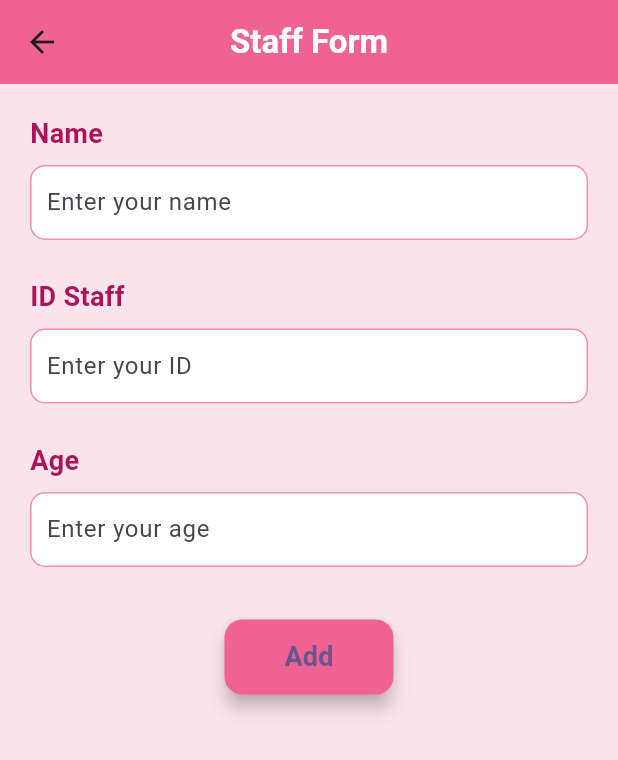
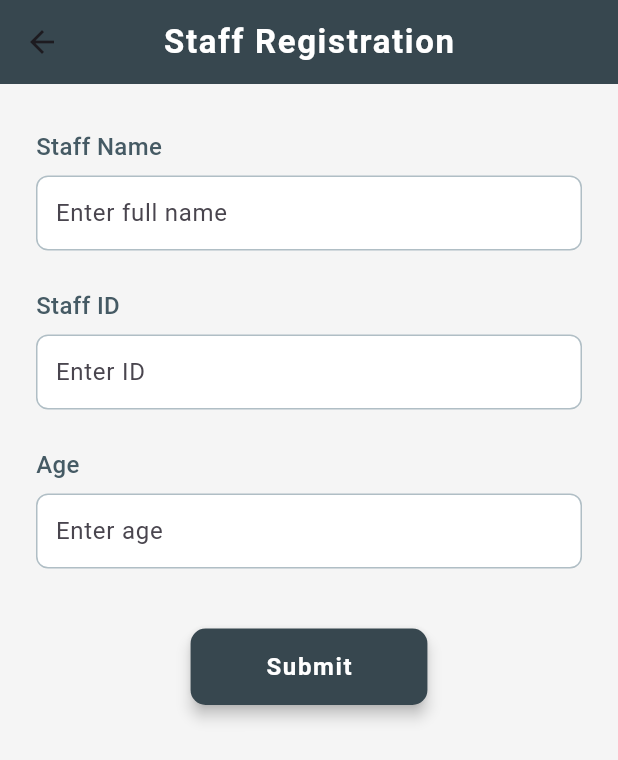
Before and after one commit to sabrinaxxxx/lab_test_izzati, a Flutter app: the screen it shows after launch, after a tap on the "add" icon, on a phone screen of 412 x 824 dp. Shown: the top 760 px of the screen. Run offline on Flutter 3.47's test engine with Material 3 defaults, Android fonts, the phone set to English and light mode, and no system bars; our stand-ins replace cloud_firestore, firebase_core, fluttertoast, random_string; accounts and stored records are empty.

Commit message:
Refactor staff creation and list pages for improved UI and performance

```diff
--- a/lib/pages/staff_creation_page.dart
+++ b/lib/pages/staff_creation_page.dart
@@ -22,17 +22,11 @@ class _StaffState extends State<Staff> with SingleTickerProviderStateMixin {
   @override
   void initState() {
     super.initState();
-
     _animationController = AnimationController(
       vsync: this,
-      duration: Duration(milliseconds: 800),
+      duration: const Duration(milliseconds: 600),
     );
-
-    _fadeAnimation = Tween<double>(
-      begin: 0,
-      end: 1,
-    ).animate(_animationController);
-
+    _fadeAnimation = Tween<double>(begin: 0, end: 1).animate(_animationController);
     _animationController.forward();
   }
 
@@ -48,60 +42,52 @@ class _StaffState extends State<Staff> with SingleTickerProviderStateMixin {
   @override
   Widget build(BuildContext context) {
     return Scaffold(
-      backgroundColor: Colors.pink.shade50,
+      backgroundColor: Colors.grey.shade100,
       appBar: AppBar(
-        backgroundColor: Colors.pink.shade300,
+        backgroundColor: Colors.blueGrey.shade800,
         centerTitle: true,
         title: const Text(
-          "Staff Form",
-          style: TextStyle(color: Colors.white, fontWeight: FontWeight.bold),
+          "Staff Registration",
+          style: TextStyle(
+            color: Colors.white,
+            fontWeight: FontWeight.w600,
+            letterSpacing: 1.1,
+          ),
         ),
       ),
       body: FadeTransition(
         opacity: _fadeAnimation,
         child: SingleChildScrollView(
           child: Padding(
-            padding: const EdgeInsets.all(20.0),
+            padding: const EdgeInsets.symmetric(horizontal: 24.0, vertical: 30),
             child: Form(
               key: _formKey,
               child: Column(
                 crossAxisAlignment: CrossAxisAlignment.start,
                 children: [
                   buildTextField(
-                    "Name",
-                    "Enter your name",
-                    nameController,
-                    validator: (value) {
-                      if (value == null || value.isEmpty) {
-                        return 'Name is required';
-                      }
-                      return null;
-                    },
+                    label: "Staff Name",
+                    hint: "Enter full name",
+                    controller: nameController,
+                    validator: (value) =>
+                        value == null || value.isEmpty ? 'Name is required' : null,
                   ),
-
                   const SizedBox(height: 25),
                   buildTextField(
-                    "ID Staff",
-                    "Enter your ID",
-                    idController,
-                    validator: (value) {
-                      if (value == null || value.length < 3) {
-                        return 'ID must be at least 3 characters';
-                      }
-                      return null;
-                    },
+                    label: "Staff ID",
+                    hint: "Enter ID",
+                    controller: idController,
+                    validator: (value) =>
+                        value == null || value.length < 3 ? 'ID must be at least 3 characters' : null,
                   ),
-
                   const SizedBox(height: 25),
                   buildTextField(
-                    "Age",
-                    "Enter your age",
-                    ageController,
+                    label: "Age",
+                    hint: "Enter age",
+                    controller: ageController,
                     keyboard: TextInputType.number,
                     validator: (value) {
-                      if (value == null || value.isEmpty) {
-                        return 'Age is required';
-                      }
+                      if (value == null || value.isEmpty) return 'Age is required';
                       int? age = int.tryParse(value);
                       if (age == null || age < 18 || age > 65) {
                         return 'Age must be between 18 and 65';
@@ -109,41 +95,35 @@ class _StaffState extends State<Staff> with SingleTickerProviderStateMixin {
                       return null;
                     },
                   ),
-
-                  const SizedBox(height: 35),
+                  const SizedBox(height: 40),
                   Center(
                     child: ElevatedButton(
                       style: ElevatedButton.styleFrom(
-                        backgroundColor: Colors.pink.shade300,
-                        padding: const EdgeInsets.symmetric(
-                          horizontal: 40,
-                          vertical: 12,
+                        backgroundColor: Colors.blueGrey.shade800,
+                        padding: const EdgeInsets.symmetric(horizontal: 50, vertical: 14),
+                        shape: RoundedRectangleBorder(
+                          borderRadius: BorderRadius.circular(10),
                         ),
-                        shape: RoundedRectangleBorder(
-                          borderRadius: BorderRadius.circular(12),
-                        ),
-                        elevation: 5,
+                        elevation: 4,
                       ),
                       onPressed: () async {
                         if (_formKey.currentState!.validate()) {
-                          // ignore: non_constant_identifier_names
-                          String Id = randomAlphaNumeric(10);
-
-                          Map<String, dynamic> staffInfoMap = {
+                          String randomId = randomAlphaNumeric(10);
+                          Map<String, dynamic> staffData = {
                             "Name": nameController.text.trim(),
                             "ID Staff": idController.text.trim(),
                             "Age": ageController.text.trim(),
-                            "Id": Id,
+                            "Id": randomId,
                           };
 
                           await DatabaseMethods()
-                              .addStaffDetails(staffInfoMap, Id)
-                              .then((value) {
+                              .addStaffDetails(staffData, randomId)
+                              .then((_) {
                             Fluttertoast.showToast(
-                                  msg: "Staff details uploaded successfully.",
+                              msg: "Staff record added successfully.",
                               toastLength: Toast.LENGTH_SHORT,
                               gravity: ToastGravity.BOTTOM,
-                                  backgroundColor: Colors.green.shade600,
+                              backgroundColor: Colors.green.shade700,
                               textColor: Colors.white,
                               fontSize: 16.0,
                             );
@@ -154,10 +134,12 @@ class _StaffState extends State<Staff> with SingleTickerProviderStateMixin {
                         }
                       },
                       child: const Text(
-                        "Add",
+                        "Submit",
                         style: TextStyle(
-                          fontSize: 18,
-                          fontWeight: FontWeight.bold,
+                          fontSize: 16,
+                          fontWeight: FontWeight.w600,
+                          letterSpacing: 1.1,
+                          color: Colors.white,
                         ),
                       ),
                     ),
@@ -171,10 +153,10 @@ class _StaffState extends State<Staff> with SingleTickerProviderStateMixin {
     );
   }
 
-  Widget buildTextField(
-    String label,
-    String hint,
-    TextEditingController controller, {
+  Widget buildTextField({
+    required String label,
+    required String hint,
+    required TextEditingController controller,
     TextInputType keyboard = TextInputType.text,
     String? Function(String?)? validator,
   }) {
@@ -184,27 +166,27 @@ class _StaffState extends State<Staff> with SingleTickerProviderStateMixin {
         Text(
           label,
           style: TextStyle(
-            color: Colors.pink.shade800,
-            fontSize: 18.0,
-            fontWeight: FontWeight.bold,
+            color: Colors.blueGrey.shade700,
+            fontSize: 16.0,
+            fontWeight: FontWeight.w500,
           ),
         ),
         const SizedBox(height: 8),
         Container(
-          padding: const EdgeInsets.symmetric(horizontal: 10),
+          padding: const EdgeInsets.symmetric(horizontal: 12),
           decoration: BoxDecoration(
             color: Colors.white,
-            border: Border.all(color: Colors.pink.shade200),
-            borderRadius: BorderRadius.circular(10),
+            border: Border.all(color: Colors.blueGrey.shade200),
+            borderRadius: BorderRadius.circular(8),
           ),
           child: TextFormField(
             controller: controller,
             keyboardType: keyboard,
+            validator: validator,
             decoration: InputDecoration(
+              hintText: hint,
               border: InputBorder.none,
-              hintText: hint,
             ),
-            validator: validator,
           ),
         ),
       ],
--- a/lib/pages/staff_list_page.dart
+++ b/lib/pages/staff_list_page.dart
@@ -24,7 +24,7 @@ class _HomeState extends State<Home> with SingleTickerProviderStateMixin {
   void initState() {
     getOnTheLoad();
     _animationController =
-        AnimationController(vsync: this, duration: Duration(milliseconds: 800));
+        AnimationController(vsync: this, duration: const Duration(milliseconds: 600));
     _fadeAnimation = Tween<double>(begin: 0, end: 1).animate(_animationController);
     _animationController.forward();
     super.initState();
@@ -43,30 +43,30 @@ class _HomeState extends State<Home> with SingleTickerProviderStateMixin {
                     DocumentSnapshot ds = snapshot.data.docs[index];
 
                     return Container(
-                      margin: const EdgeInsets.only(bottom: 20.0),
+                      margin: const EdgeInsets.only(bottom: 16.0),
                       child: Material(
-                        elevation: 5,
-                        borderRadius: BorderRadius.circular(15),
+                        elevation: 4,
+                        borderRadius: BorderRadius.circular(12),
                         child: Container(
                           padding: const EdgeInsets.all(20),
-                          width: MediaQuery.of(context).size.width,
                           decoration: BoxDecoration(
-                            color: Colors.pink.shade100,
-                            borderRadius: BorderRadius.circular(15),
+                            color: Colors.grey.shade50,
+                            borderRadius: BorderRadius.circular(12),
+                            border: Border.all(color: Colors.blueGrey.shade100),
                           ),
                           child: Column(
                             crossAxisAlignment: CrossAxisAlignment.start,
                             children: [
-                              // Name + Edit/Delete buttons
+                              // Name + Buttons
                               Row(
                                 mainAxisAlignment: MainAxisAlignment.spaceBetween,
                                 children: [
                                   Expanded(
                                     child: Text(
-                                      "Name : ${ds["Name"]}",
+                                      "Name: ${ds["Name"]}",
                                       style: TextStyle(
-                                        color: Colors.pink.shade900,
-                                        fontSize: 18.0,
+                                        color: Colors.blueGrey.shade900,
+                                        fontSize: 18,
                                         fontWeight: FontWeight.w600,
                                       ),
                                     ),
@@ -74,55 +74,50 @@ class _HomeState extends State<Home> with SingleTickerProviderStateMixin {
                                   Row(
                                     children: [
                                       IconButton(
-                                        icon: Icon(Icons.edit, color: Colors.pink.shade400),
+                                        icon: Icon(Icons.edit, color: Colors.blueGrey.shade600),
                                         onPressed: () {
-                                          TextEditingController nameController =
-                                              TextEditingController(text: ds["Name"]);
-                                          TextEditingController idController =
-                                              TextEditingController(text: ds["ID Staff"]);
-                                          TextEditingController ageController =
-                                              TextEditingController(text: ds["Age"]);
+                                          final nameController = TextEditingController(text: ds["Name"]);
+                                          final idController = TextEditingController(text: ds["ID Staff"]);
+                                          final ageController = TextEditingController(text: ds["Age"]);
 
                                           showDialog(
                                             context: context,
-                                            builder: (context) {
+                                            builder: (_) {
                                               return AlertDialog(
-                                                backgroundColor: Colors.white,
-                                                title: Text("Update Staff Details"),
+                                                title: const Text("Update Staff Details"),
                                                 content: Column(
                                                   mainAxisSize: MainAxisSize.min,
                                                   children: [
                                                     TextField(
                                                       controller: nameController,
-                                                      decoration: InputDecoration(labelText: "Name"),
+                                                      decoration: const InputDecoration(labelText: "Name"),
                                                     ),
                                                     TextField(
                                                       controller: idController,
-                                                      decoration: InputDecoration(labelText: "ID Staff"),
+                                                      decoration: const InputDecoration(labelText: "Staff ID"),
                                                     ),
                                                     TextField(
                                                       controller: ageController,
-                                                      decoration: InputDecoration(labelText: "Age"),
+                                                      decoration: const InputDecoration(labelText: "Age"),
                                                       keyboardType: TextInputType.number,
                                                     ),
                                                   ],
                                                 ),
                                                 actions: [
                                                   TextButton(
-                                                    child: Text("Cancel"),
                                                     onPressed: () => Navigator.pop(context),
+                                                    child: const Text("Cancel"),
                                                   ),
                                                   ElevatedButton(
                                                     style: ElevatedButton.styleFrom(
-                                                      backgroundColor: Colors.pink.shade300,
+                                                      backgroundColor: Colors.blueGrey.shade700,
                                                     ),
-                                                    child: Text("Update"),
                                                     onPressed: () async {
                                                       if (nameController.text.trim().isEmpty ||
                                                           idController.text.trim().length < 3 ||
                                                           int.tryParse(ageController.text.trim()) == null) {
                                                         ScaffoldMessenger.of(context).showSnackBar(
-                                                          SnackBar(
+                                                          const SnackBar(
                                                             content: Text("Please enter valid data."),
                                                             backgroundColor: Colors.redAccent,
                                                           ),
@@ -136,13 +131,14 @@ class _HomeState extends State<Home> with SingleTickerProviderStateMixin {
                                                         "Age": ageController.text.trim(),
                                                       });
 
-                                                      // ignore: use_build_context_synchronously
-                                                      Navigator.pop(context);
-                                                      // ignore: use_build_context_synchronously
-                                                      ScaffoldMessenger.of(context).showSnackBar(
-                                                        SnackBar(content: Text("Updated successfully!")),
-                                                      );
+                                                      if (context.mounted) {
+                                                        Navigator.pop(context);
+                                                        ScaffoldMessenger.of(context).showSnackBar(
+                                                          const SnackBar(content: Text("Updated successfully.")),
+                                                        );
+                                                      }
                                                     },
+                                                    child: const Text("Update"),
                                                   ),
                                                 ],
                                               );
@@ -151,36 +147,34 @@ class _HomeState extends State<Home> with SingleTickerProviderStateMixin {
                                         },
                                       ),
                                       IconButton(
-                                        icon: Icon(Icons.delete, color: Colors.redAccent),
+                                        icon: const Icon(Icons.delete, color: Colors.redAccent),
                                         onPressed: () async {
                                           await DatabaseMethods().deleteStaff(ds.id);
-                                          // ignore: use_build_context_synchronously
-                                          ScaffoldMessenger.of(context).showSnackBar(
-                                            SnackBar(content: Text("Deleted successfully!")),
-                                          );
+                                          if (context.mounted) {
+                                            ScaffoldMessenger.of(context).showSnackBar(
+                                              const SnackBar(content: Text("Deleted successfully.")),
+                                            );
+                                          }
                                         },
                                       ),
                                     ],
                                   ),
                                 ],
                               ),
-
-                              const SizedBox(height: 8),
-
-                              // ID and Age
+                              const SizedBox(height: 6),
                               Text(
-                                "ID Staff: ${ds["ID Staff"]}",
+                                "Staff ID: ${ds["ID Staff"]}",
                                 style: TextStyle(
-                                  color: Colors.pink.shade800,
-                                  fontSize: 16.0,
+                                  color: Colors.blueGrey.shade700,
+                                  fontSize: 15.5,
                                   fontWeight: FontWeight.w500,
                                 ),
                               ),
                               Text(
                                 "Age: ${ds["Age"]}",
                                 style: TextStyle(
-                                  color: Colors.pink.shade800,
-                                  fontSize: 16.0,
+                                  color: Colors.blueGrey.shade700,
+                                  fontSize: 15.5,
                                   fontWeight: FontWeight.w500,
                                 ),
                               ),
@@ -192,7 +186,7 @@ class _HomeState extends State<Home> with SingleTickerProviderStateMixin {
                   },
                 ),
               )
-            : Center(child: CircularProgressIndicator());
+            : const Center(child: CircularProgressIndicator());
       },
     );
   }
@@ -201,34 +195,31 @@ class _HomeState extends State<Home> with SingleTickerProviderStateMixin {
   Widget build(BuildContext context) {
     return Scaffold(
       floatingActionButton: FloatingActionButton(
-        backgroundColor: Colors.pink.shade300,
+        backgroundColor: Colors.blueGrey.shade800,
         onPressed: () {
           Navigator.push(
             context,
-            MaterialPageRoute(builder: (context) => Staff()),
+            MaterialPageRoute(builder: (context) => const Staff()),
           );
         },
-        child: Icon(Icons.add, color: Colors.white),
+        child: const Icon(Icons.add, color: Colors.white),
       ),
       appBar: AppBar(
-        backgroundColor: Colors.pink.shade300,
+        backgroundColor: Colors.blueGrey.shade800,
         centerTitle: true,
-        title: Text(
-          "Staff Manager",
+        title: const Text(
+          "Staff Directory",
           style: TextStyle(
+            fontSize: 20,
+            fontWeight: FontWeight.bold,
             color: Colors.white,
-            fontSize: 20.0,
-            fontWeight: FontWeight.bold,
+            letterSpacing: 1.1,
           ),
         ),
       ),
       body: Container(
-        margin: const EdgeInsets.symmetric(horizontal: 20.0, vertical: 30),
-        child: Column(
-          children: [
-            Expanded(child: allStaffDetails()),
-          ],
-        ),
+        margin: const EdgeInsets.symmetric(horizontal: 20.0, vertical: 25),
+        child: allStaffDetails(),
       ),
     );
   }
```
Lines whose indentation alone changed are shown as unchanged.
